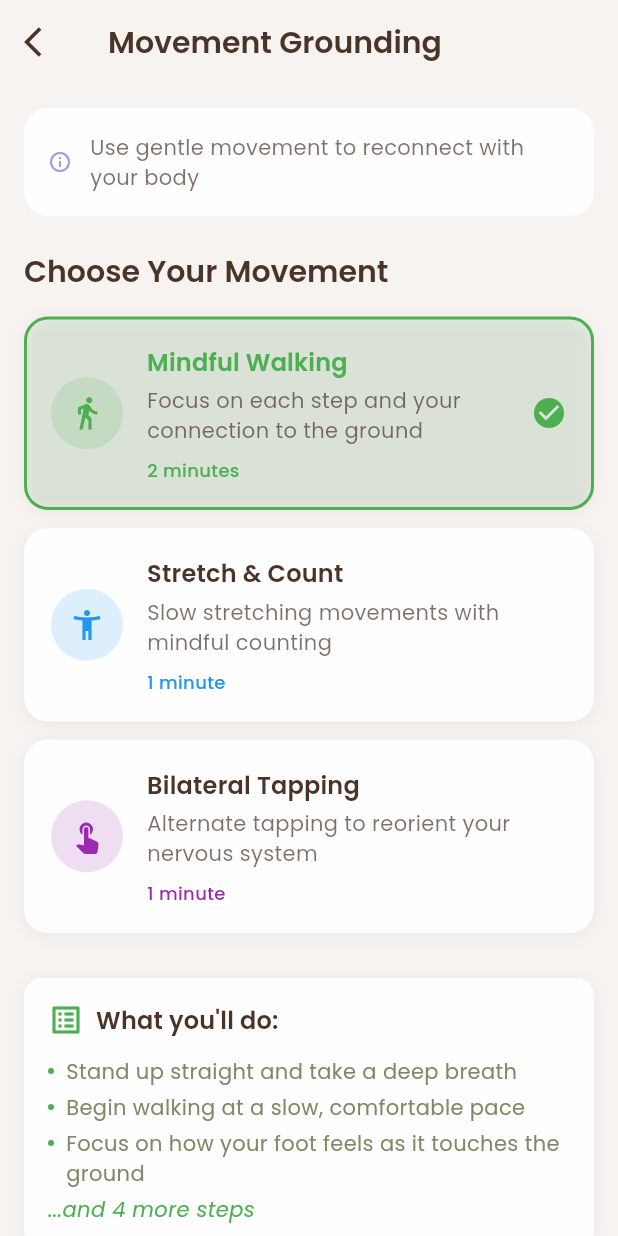
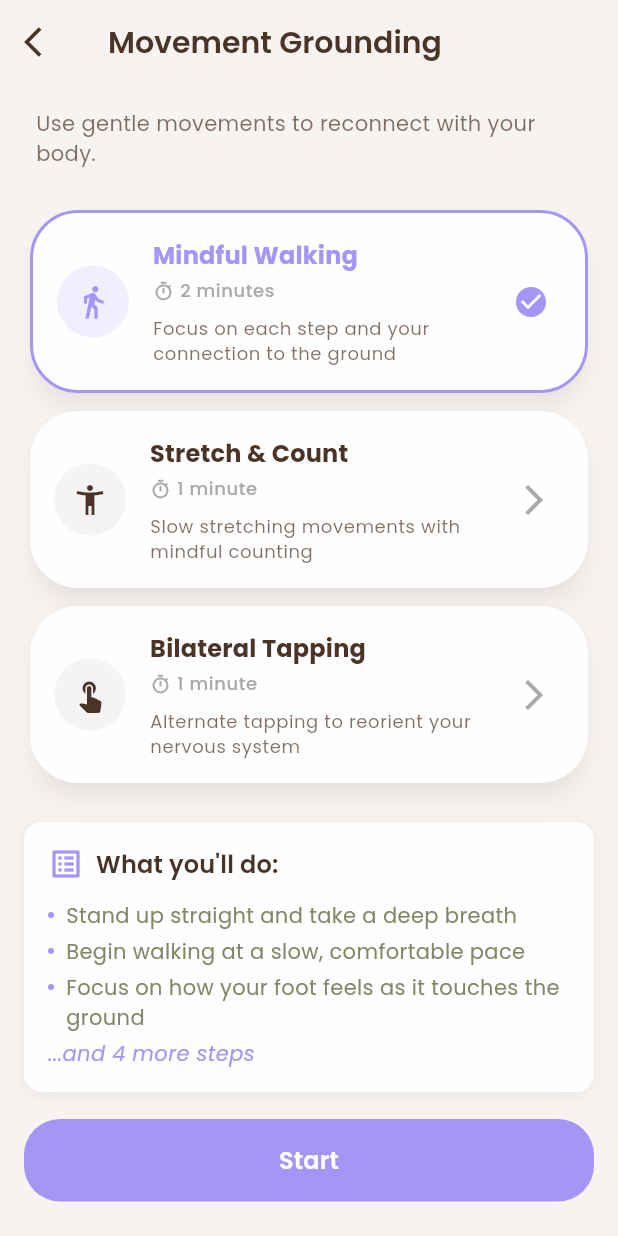
Before and after one commit to jocelyngan2005/solace, a Flutter app: the MovementGroundingPage screen opened directly, on a phone screen of 412 x 824 dp. Run offline on Flutter 3.47's test engine with Material 3 defaults, Android fonts, the phone set to English and light mode, and no system bars; our stand-ins replace fl_chart, google_fonts; accounts and stored records are empty.

Commit message:
update grounding tools

```diff
--- a/lib/screens/therapy/grounding_toolkit/movement_grounding.dart
+++ b/lib/screens/therapy/grounding_toolkit/movement_grounding.dart
@@ -24,7 +24,7 @@ class _MovementGroundingPageState extends State<MovementGroundingPage>
       name: 'Mindful Walking',
       description: 'Focus on each step and your connection to the ground',
       icon: Icons.directions_walk,
-      color: Colors.green,
+      color: Color(0xFFA596F5),
       duration: 120, // 2 minutes
       instructions: [
         'Stand up straight and take a deep breath',
@@ -40,7 +40,7 @@ class _MovementGroundingPageState extends State<MovementGroundingPage>
       name: 'Stretch & Count',
       description: 'Slow stretching movements with mindful counting',
       icon: Icons.accessibility_new,
-      color: Colors.blue,
+      color: Color(0xFFA596F5),
       duration: 90, // 1.5 minutes
       instructions: [
         'Stand with feet shoulder-width apart',
@@ -56,7 +56,7 @@ class _MovementGroundingPageState extends State<MovementGroundingPage>
       name: 'Bilateral Tapping',
       description: 'Alternate tapping to reorient your nervous system',
       icon: Icons.touch_app,
-      color: Colors.purple,
+      color: Color(0xFFA596F5),
       duration: 60, // 1 minute
       instructions: [
         'Sit comfortably with feet flat on the floor',
@@ -217,30 +217,13 @@ class _MovementGroundingPageState extends State<MovementGroundingPage>
             child: Column(
               crossAxisAlignment: CrossAxisAlignment.start,
               children: [
-              // Header
-              Container(
-                padding: const EdgeInsets.all(16),
-                decoration: BoxDecoration(
-                  color: Theme.of(context).colorScheme.surface,
-                  borderRadius: BorderRadius.circular(16),
-                ),
-                child: Row(
-                  children: [
-                   Icon(
-                        Icons.info_outline,
-                        color: Theme.of(context).colorScheme.primary,
-                        size: 16,
-                      ),
-                    const SizedBox(width: 12),
-                    Expanded(
+              Padding(
+                            padding: const EdgeInsets.symmetric(horizontal: 8.0),
                             child: Text(
-                        'Use gentle movement to reconnect with your body',
+                              'Use gentle movements to reconnect with your body.',
                               style: Theme.of(context).textTheme.bodyMedium?.copyWith(
                               color: Theme.of(context).colorScheme.onSurface.withOpacity(0.7),
                               ),
-                      ),
-                    ),
-                  ],
                             ),
                             ),
 
@@ -248,62 +231,57 @@ class _MovementGroundingPageState extends State<MovementGroundingPage>
 
               if (!isActive) ...[
                 // Exercise Selector
-                Text(
-                  'Choose Your Movement',
-                  style: Theme.of(context).textTheme.headlineSmall?.copyWith(
-                    fontWeight: FontWeight.w600,
-                  ),
-                ),
-                const SizedBox(height: 16),
-
                 ...exercises.entries.map((entry) {
                   final key = entry.key;
                   final ex = entry.value;
                   final isSelected = selectedExercise == key;
 
                   return Container(
-                    margin: const EdgeInsets.only(bottom: 12),
-                    child: Material(
-                      color: Colors.transparent,
+                    margin: const EdgeInsets.only(bottom: 4),
+                    child: Card(
+                      elevation: 6, // Increased elevation for shadow
+                      shadowColor: Theme.of(context).colorScheme.onSurface.withOpacity(0.15), // Custom shadow color
+                      shape: RoundedRectangleBorder(
+                        borderRadius: BorderRadius.circular(32),
+                      ),
                       child: InkWell(
                         onTap: () {
                           setState(() {
                             selectedExercise = key;
                           });
                         },
-                        borderRadius: BorderRadius.circular(16),
+                        borderRadius: BorderRadius.circular(32),
                         child: Container(
+                          decoration: BoxDecoration(
+                            borderRadius: BorderRadius.circular(32),
+                            border: isSelected ? Border.all(
+                              color: ex.color,
+                              width: 2,
+                            ) : null,
+                          ),
+                          child: Padding(
                             padding: const EdgeInsets.all(16),
-                          decoration: BoxDecoration(
-                            color: isSelected ? ex.color.withOpacity(0.1) : Theme.of(context).colorScheme.surface,
-                            borderRadius: BorderRadius.circular(16),
-                            border: Border.all(
-                              color: isSelected ? ex.color : Colors.transparent,
-                              width: 2,
-                            ),
-                            boxShadow: [
-                              BoxShadow(
-                                color: Colors.black.withOpacity(0.05),
-                                blurRadius: 8,
-                                offset: const Offset(0, 2),
-                              ),
-                            ],
-                          ),
                             child: Row(
                               children: [
+                                // Icon container
                                 Container(
                                   padding: const EdgeInsets.all(12),
                                   decoration: BoxDecoration(
-                                  color: ex.color.withOpacity(0.15),
+                                    color: isSelected
+                                        ? ex.color.withOpacity(0.15)
+                                        : Theme.of(context).colorScheme.onSurface.withOpacity(0.05),
                                     shape: BoxShape.circle,
                                   ),
                                   child: Icon(
                                     ex.icon,
-                                  color: ex.color,
+                                    color: isSelected ? ex.color : Theme.of(context).colorScheme.onSurface,
                                     size: 24,
                                   ),
                                 ),
+
                                 const SizedBox(width: 16),
+
+                                // Exercise Info
                                 Expanded(
                                   child: Column(
                                     crossAxisAlignment: CrossAxisAlignment.start,
@@ -311,35 +289,53 @@ class _MovementGroundingPageState extends State<MovementGroundingPage>
                                       Text(
                                         ex.name,
                                         style: Theme.of(context).textTheme.titleMedium?.copyWith(
-                                        fontWeight: FontWeight.w600,
+                                          fontWeight: FontWeight.w700,
                                           color: isSelected ? ex.color : null,
                                         ),
                                       ),
                                       const SizedBox(height: 4),
-                                    Text(
-                                      ex.description,
-                                      style: Theme.of(context).textTheme.bodyMedium?.copyWith(
-                                        color: Theme.of(context).colorScheme.onSurface.withOpacity(0.7),
+                                      Row(
+                                        children: [
+                                          Icon(
+                                            Icons.timer_outlined,
+                                            size: 14,
+                                            color: Theme.of(context).colorScheme.outline,
                                           ),
-                                    ),
-                                    const SizedBox(height: 8),
+                                          const SizedBox(width: 4),
                                           Text(
                                             '${ex.duration ~/ 60} minute${ex.duration >= 120 ? 's' : ''}',
-                                      style: TextStyle(
-                                        fontSize: 12,
-                                        color: ex.color,
+                                            style: Theme.of(context).textTheme.bodySmall?.copyWith(
+                                              color: Theme.of(context).colorScheme.outline,
                                               fontWeight: FontWeight.w500,
                                             ),
                                           ),
                                         ],
                                       ),
+                                      const SizedBox(height: 8),
+                                      Text(
+                                        ex.description,
+                                        style: Theme.of(context).textTheme.bodySmall?.copyWith(
+                                          color: Theme.of(context).colorScheme.onSurface.withOpacity(0.7),
+                                          height: 1.4,
                                         ),
-                              if (isSelected)
-                                Icon(
-                                  Icons.check_circle,
-                                  color: ex.color,
+                                        maxLines: 2,
+                                        overflow: TextOverflow.ellipsis,
                                       ),
                                     ],
+                                  ),
+                                ),
+                                const SizedBox(width: 12),
+                                // Arrow or check icon
+                                Container(
+                                  padding: const EdgeInsets.all(8),
+                                  child: Icon(
+                                    isSelected ? Icons.check_circle : Icons.arrow_forward_ios,
+                                    size: 24,
+                                    color: isSelected ? ex.color : Theme.of(context).colorScheme.outline,
+                                  ),
+                                ),
+                              ],
+                            ),
                           ),
                         ),
                       ),
@@ -423,11 +419,11 @@ class _MovementGroundingPageState extends State<MovementGroundingPage>
                       foregroundColor: Theme.of(context).colorScheme.surface,
                       padding: const EdgeInsets.symmetric(vertical: 16),
                       shape: RoundedRectangleBorder(
-                        borderRadius: BorderRadius.circular(12),
+                        borderRadius: BorderRadius.circular(24),
                       ),
                     ),
                     child: Text(
-                      'Start ${exercise.name}',
+                      'Start',
                       style: const TextStyle(fontSize: 16, fontWeight: FontWeight.w600),
                     ),
                   ),
```
Also changed, not shown: lib/screens/therapy/grounding_toolkit/mini_games.dart (+68 -36 lines), lib/screens/therapy/grounding_toolkit/physical_grounding.dart (+66 -60 lines), lib/screens/therapy/grounding_toolkit/sensory_grounding.dart (+43 -38 lines). Lines whose indentation alone changed are shown as unchanged.
